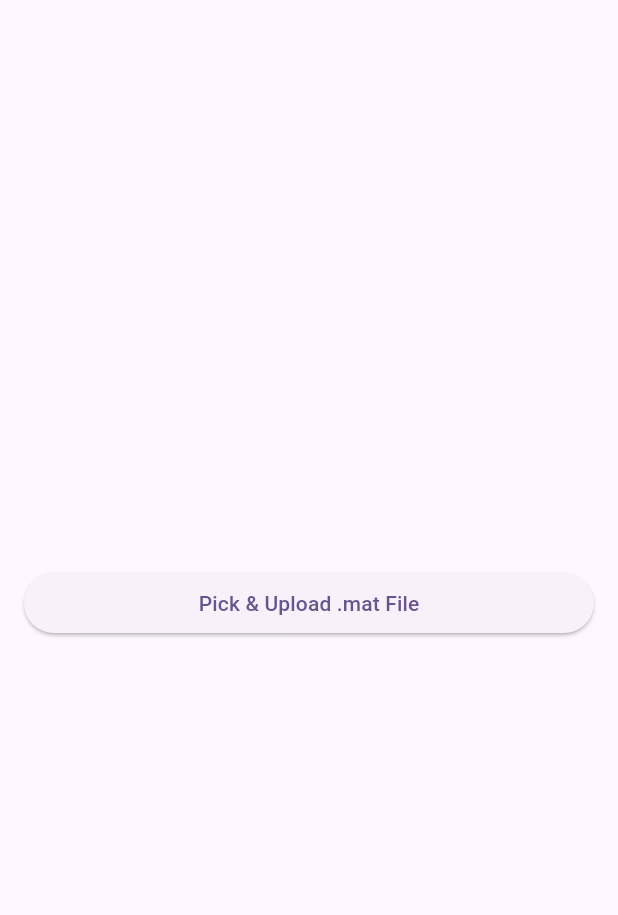
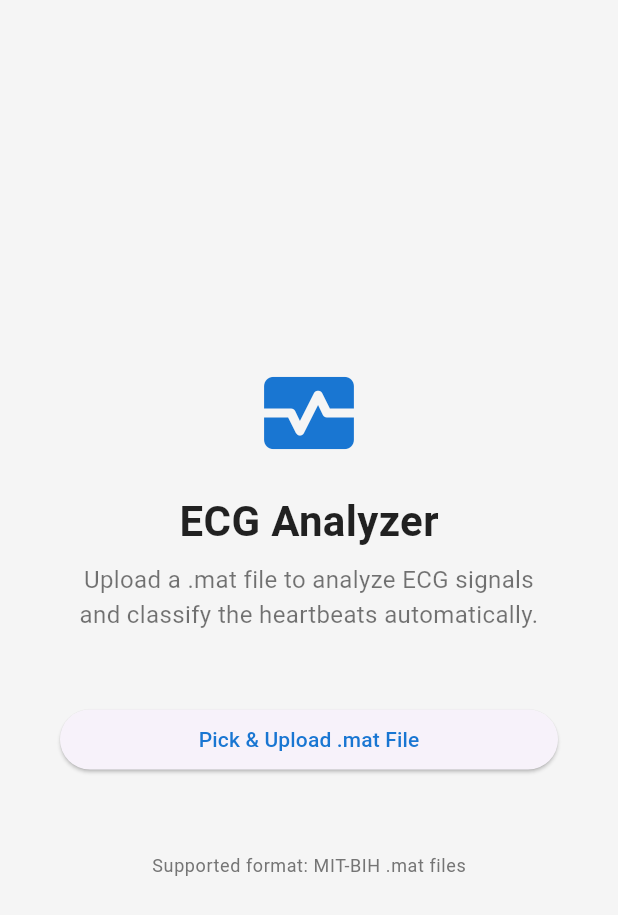
Before and after one commit to maghrabyy/ecg_analysis_client, a Flutter app: the screen it shows after launch, on a phone screen of 412 x 824 dp. Shown: the top 915 px of the screen. Run offline on Flutter 3.47's test engine with Material 3 defaults, Android fonts, the phone set to English and light mode, and no system bars; our stand-ins replace file_picker, fl_chart.

Commit message:
finalized styling

```diff
--- a/lib/Layout/root-layout.dart
+++ b/lib/Layout/root-layout.dart
@@ -4,7 +4,7 @@ class RootLayout extends StatelessWidget {
   const RootLayout({
     super.key,
     required this.child,
-    this.title = "ECG Analysis  ",
+    this.title = "ECG Analyzer",
     this.showAppBar = true,
   });
 
@@ -15,12 +15,7 @@ class RootLayout extends StatelessWidget {
   @override
   Widget build(BuildContext context) {
     return Scaffold(
-      appBar: showAppBar
-          ? AppBar(
-              backgroundColor: Theme.of(context).colorScheme.inversePrimary,
-              title: Text("ECG Analysis"),
-            )
-          : null,
+      appBar: showAppBar ? AppBar(title: Text("ECG Analyzer")) : null,
       body: child,
     );
   }
--- a/lib/Screens/home_screen.dart
+++ b/lib/Screens/home_screen.dart
@@ -2,23 +2,52 @@ import 'package:ecg_analysis2/Layout/root-layout.dart';
 import 'package:ecg_analysis2/Widgets/mat-file-uploader.dart';
 import 'package:flutter/material.dart';
 
-class HomeScreen extends StatefulWidget {
+class HomeScreen extends StatelessWidget {
   static const String path = "/";
+
   const HomeScreen({super.key});
 
-  @override
-  State<HomeScreen> createState() => _HomeScreenState();
-}
-
-class _HomeScreenState extends State<HomeScreen> {
   @override
   Widget build(BuildContext context) {
     return RootLayout(
       showAppBar: false,
-      child: Center(
-        child: Column(
-          mainAxisAlignment: MainAxisAlignment.center,
-          children: <Widget>[MatFileUploader()],
+      child: Padding(
+        padding: const EdgeInsets.symmetric(horizontal: 24.0),
+        child: Center(
+          child: Column(
+            mainAxisSize: MainAxisSize.min,
+            children: [
+              const Icon(
+                Icons.monitor_heart_rounded,
+                size: 72,
+                color: Color(0xFF1976D2),
+              ),
+              const SizedBox(height: 16),
+              const Text(
+                'ECG Analyzer',
+                style: TextStyle(
+                  fontSize: 28,
+                  fontWeight: FontWeight.bold,
+                  color: Colors.black87,
+                ),
+              ),
+              const SizedBox(height: 8),
+              const Text(
+                'Upload a .mat file to analyze ECG signals\nand classify the heartbeats automatically.',
+                textAlign: TextAlign.center,
+                style: TextStyle(fontSize: 16, color: Colors.black54),
+              ),
+              const SizedBox(height: 32),
+              MatFileUploader(),
+              const SizedBox(height: 16),
+              Text(
+                'Supported format: MIT-BIH .mat files',
+                style: Theme.of(
+                  context,
+                ).textTheme.bodySmall?.copyWith(color: Colors.grey[600]),
+              ),
+            ],
+          ),
         ),
       ),
     );
--- a/lib/Widgets/ecg-line-chart.dart
+++ b/lib/Widgets/ecg-line-chart.dart
@@ -2,13 +2,15 @@ import 'package:fl_chart/fl_chart.dart';
 import 'package:flutter/material.dart';
 
 class ECGLineChart extends StatelessWidget {
-  const ECGLineChart({super.key, required this.flSpots});
+  const ECGLineChart({super.key, required this.flSpots, required this.peak});
   final List<FlSpot> flSpots;
+  final double peak;
 
   @override
   Widget build(BuildContext context) {
     return LineChart(
       LineChartData(
+        maxY: peak + 0.1,
         lineBarsData: [
           LineChartBarData(
             spots: flSpots,
--- a/lib/Widgets/mat-file-uploader.dart
+++ b/lib/Widgets/mat-file-uploader.dart
@@ -111,7 +111,10 @@ class _MatFileUploaderState extends State<MatFileUploader> {
                       Text('Processing...'),
                     ],
                   )
-                : Text('Pick & Upload .mat File'),
+                : Text(
+                    'Pick & Upload .mat File',
+                    style: TextStyle(color: Color(0xFF1976D2)),
+                  ),
           ),
           SizedBox(height: 20),
           if (_error != null)
--- a/lib/main.dart
+++ b/lib/main.dart
@@ -1,5 +1,6 @@
 import 'package:ecg_analysis2/Screens/home_screen.dart';
 import 'package:ecg_analysis2/Screens/result-screen.dart';
+import 'package:ecg_analysis2/theme/main-theme.dart';
 import 'package:flutter/material.dart';
 
 void main() async {
@@ -9,15 +10,12 @@ void main() async {
 class MyApp extends StatelessWidget {
   const MyApp({super.key});
 
-  // This widget is the root of your application.
   @override
   Widget build(BuildContext context) {
     return MaterialApp(
-      title: 'Flutter Demo',
+      title: 'ECG Analyzer',
       debugShowCheckedModeBanner: false,
-      theme: ThemeData(
-        colorScheme: ColorScheme.fromSeed(seedColor: Colors.deepPurple),
-      ),
+      theme: mainTheme,
       initialRoute: "/",
       routes: {
         HomeScreen.path: (context) => const HomeScreen(),
--- /dev/null
+++ b/lib/theme/main-theme.dart
@@ -0,0 +1,13 @@
+import 'package:flutter/material.dart';
+
+final ThemeData mainTheme = ThemeData(
+  useMaterial3: true,
+  fontFamily: 'Roboto',
+  scaffoldBackgroundColor: const Color(0xFFF5F5F5), // Light grey background
+  appBarTheme: const AppBarTheme(
+    backgroundColor: Color(0xFF1976D2), // Medical blue
+    foregroundColor: Colors.white, // AppBar title/icons color
+    elevation: 0,
+    centerTitle: true,
+  ),
+);
```
Also changed, not shown: lib/Screens/result-screen.dart (+49 -6 lines), lib/Widgets/info-card.dart (+14 -14 lines).
